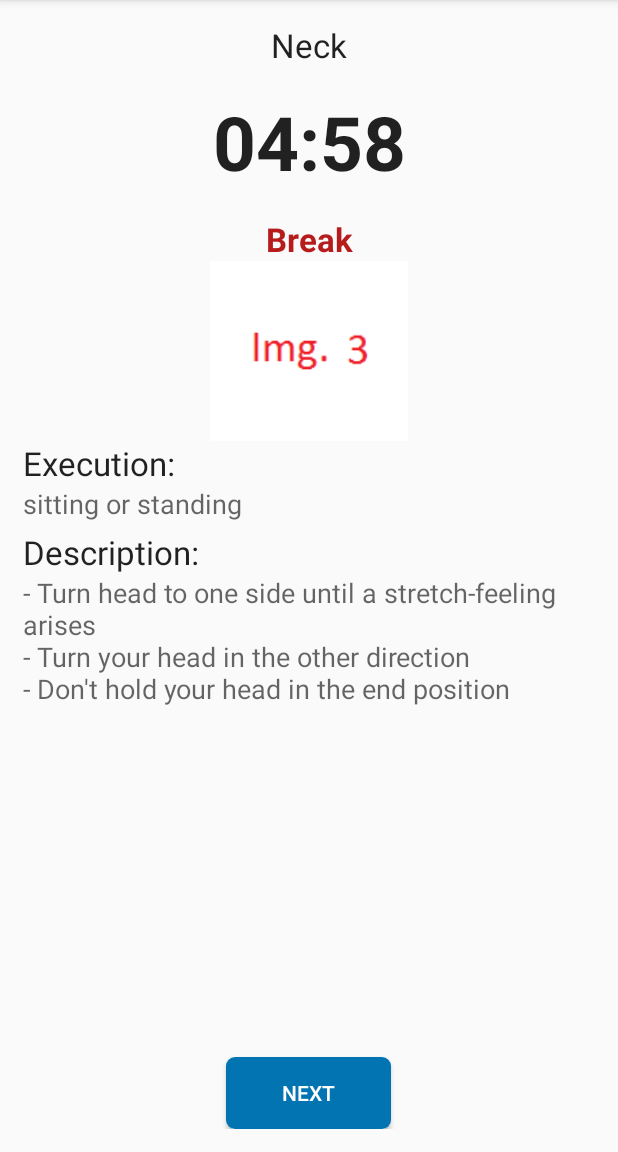
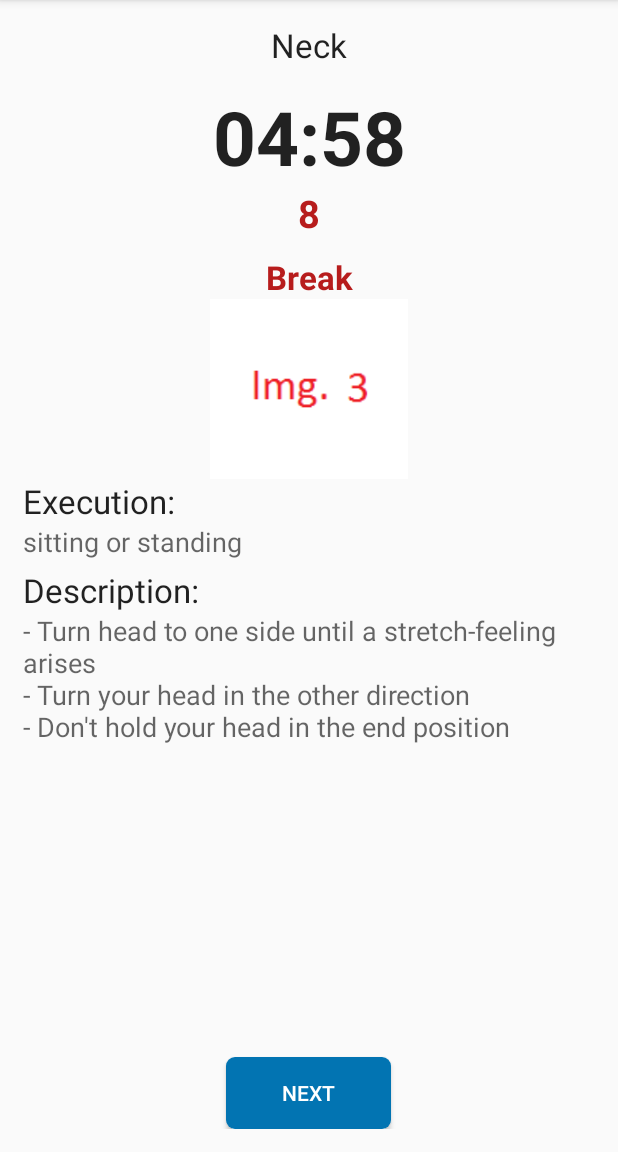
Before and after one commit to SecUSo/privacy-friendly-pausing-healthily, an Android app: the BreakActivity screen opened directly, with no data from a screen before it, after a tap on an icon or button, on a phone screen of 412 x 824 dp, the part 84-1236 px from its top. Run offline under Robolectric (Android 15) with nearby library versions, the phone set to English and light mode, and no system bars; 2 other taps on this screen came first.

Commit message:
First changes after second feedback
New break - Red Countdown timer in the break periods
first layout for the new help site

```diff
--- a/app/src/main/java/orgprivacy_friendly_apps/secuso/privacyfriendlybreakreminder/BreakActivity.java
+++ b/app/src/main/java/orgprivacy_friendly_apps/secuso/privacyfriendlybreakreminder/BreakActivity.java
@@ -45,6 +45,8 @@ public class BreakActivity extends AppCompatActivity implements View.OnClickList
     private boolean exerciseSide = false;
     private AlertDialog.Builder builder;
     private AlertDialog ad;
+    private TextView SecBreak;
+    private int breakTimeLeft = 10;
 
     @Override
     protected void onCreate(Bundle savedInstanceState) {
@@ -93,9 +95,10 @@ public class BreakActivity extends AppCompatActivity implements View.OnClickList
             setRandomExercises();
             view = (View) findViewById(R.id.textViewBreak);
             // Creates a dialog showing the duration of the break between exercises
-            builder = new AlertDialog.Builder(this);
-            builder.setMessage("10sec " + getResources().getText(R.string.exercise_break).toString());
-            ad = builder.show();
+
+            breakTimeLeft = 10;
+            SecBreak = (TextView) findViewById(R.id.textViewBreakTime);
+            SecBreak.setText("" + breakTimeLeft);
         }
 
         //Keep screen on while on break
@@ -110,8 +113,6 @@ public class BreakActivity extends AppCompatActivity implements View.OnClickList
     protected void onPause() {
         super.onPause();
         //ct.cancel();
-        if (ad != null)
-            ad.cancel();
     }
 
     public void onClick(View v) {
@@ -170,8 +171,11 @@ public class BreakActivity extends AppCompatActivity implements View.OnClickList
 
                 // FIXME Set additional 10 Sek Countdown
                 builder = new AlertDialog.Builder(v.getContext());
+                breakTimeLeft = 10;
+                SecBreak = (TextView) findViewById(R.id.textViewBreakTime);
+                SecBreak.setText("" + breakTimeLeft);
                 builder.setMessage("10sec " + getResources().getText(R.string.exercise_break).toString());
-                ad = builder.show();
+                //ad = builder.show();
 
                 if (currentExercise > exerciseList.size() - 1) {
                     currentExercise = 0;
@@ -317,18 +321,32 @@ public class BreakActivity extends AppCompatActivity implements View.OnClickList
     private void update() {
         //After 10 seconds first side/repetition, then after 20 seconds break for 10 seconds, afterwards second side/repetition and after 20 seconds break and new exercise
         breakTime++;
+
+
+
+        if((breakTime >= 0 && breakTime <= 10) || (breakTime >= 30 && breakTime <= 40)) {
+            breakTimeLeft--;
+
+            SecBreak = (TextView) findViewById(R.id.textViewBreakTime);
+            SecBreak.setText("" + breakTimeLeft);
+        }
+
         switch (breakTime) {
             case 10:
                 side_repetition.setText(sideRepetition + " 1");
 
                 // Cancel dialog
-                ad.cancel();
+
+                SecBreak = (TextView) findViewById(R.id.textViewBreakTime);
+                SecBreak.setText("");
 
                 break;
             case 30:
 
                 // Set additional 10 seconds countdown
-                ad.show();
+                breakTimeLeft = 10;
+                SecBreak = (TextView) findViewById(R.id.textViewBreakTime);
+                SecBreak.setText(""+ breakTimeLeft);
 
                 side_repetition.setText(R.string.exercise_break);
                 //If exercise contains 2 images, set ImageView to the second image
@@ -339,7 +357,8 @@ public class BreakActivity extends AppCompatActivity implements View.OnClickList
                 break;
             case 40:
                 // Cancel dialog
-                ad.cancel();
+                SecBreak = (TextView) findViewById(R.id.textViewBreakTime);
+                SecBreak.setText("");
 
                 side_repetition.setText(sideRepetition + " 2");
                 break;
@@ -368,7 +387,9 @@ public class BreakActivity extends AppCompatActivity implements View.OnClickList
                 execution.setText(exerciseList.get(currentExercise).getExecution());
 
                 // FIXME Set additional 10 Sek Countdown
-                ad.show();
+                breakTimeLeft = 10;
+                SecBreak = (TextView) findViewById(R.id.textViewBreakTime);
+                SecBreak.setText(""+ breakTimeLeft);
 
                 side_repetition.setText(R.string.exercise_break);
 
--- a/app/src/main/res/layout/activity_break.xml
+++ b/app/src/main/res/layout/activity_break.xml
@@ -18,28 +18,44 @@
     <TextView
         android:id="@+id/textViewBreak"
         android:layout_width="160dp"
-        android:layout_height="80dp"
+        android:layout_height="70dp"
         android:layout_below="@+id/break_exercise_type"
         android:layout_centerHorizontal="true"
         android:layout_marginTop="10dp"
         android:clickable="true"
         android:enabled="true"
-        android:gravity="center"
+        android:gravity="center|bottom"
         android:text="@string/_10_00"
         android:textAppearance="?android:attr/textAppearanceLarge"
         android:textIsSelectable="false"
         android:textSize="50sp"
         android:textStyle="bold" />
+    <TextView
+        android:id="@+id/textViewBreakTime"
+        android:layout_width="160dp"
+        android:layout_height="35dp"
+        android:layout_below="@+id/textViewBreak"
+        android:layout_centerHorizontal="true"
+        android:clickable="true"
+        android:enabled="true"
+        android:gravity="center|top"
+        android:text="10"
+        android:textAppearance="?android:attr/textAppearanceLarge"
+        android:textIsSelectable="false"
+        android:textColor="@color/red"
+        android:textSize="25sp"
+        android:textStyle="bold" />
+
 
     <TextView
         android:id="@+id/textSideRepetition"
         android:layout_width="match_parent"
         android:layout_height="wrap_content"
-        android:layout_alignEnd="@+id/textViewBreak"
-        android:layout_alignLeft="@+id/textViewBreak"
-        android:layout_alignRight="@+id/textViewBreak"
-        android:layout_alignStart="@+id/textViewBreak"
-        android:layout_below="@+id/textViewBreak"
+        android:layout_alignEnd="@+id/textViewBreakTime"
+        android:layout_alignLeft="@+id/textViewBreakTime"
+        android:layout_alignRight="@+id/textViewBreakTime"
+        android:layout_alignStart="@+id/textViewBreakTime"
+        android:layout_below="@+id/textViewBreakTime"
         android:layout_marginTop="10dp"
         android:gravity="center"
         android:text="@string/exercise_break"
```
Also changed, not shown: app/src/main/res/xml/pref_help.xml (added, +67 -0 lines).
